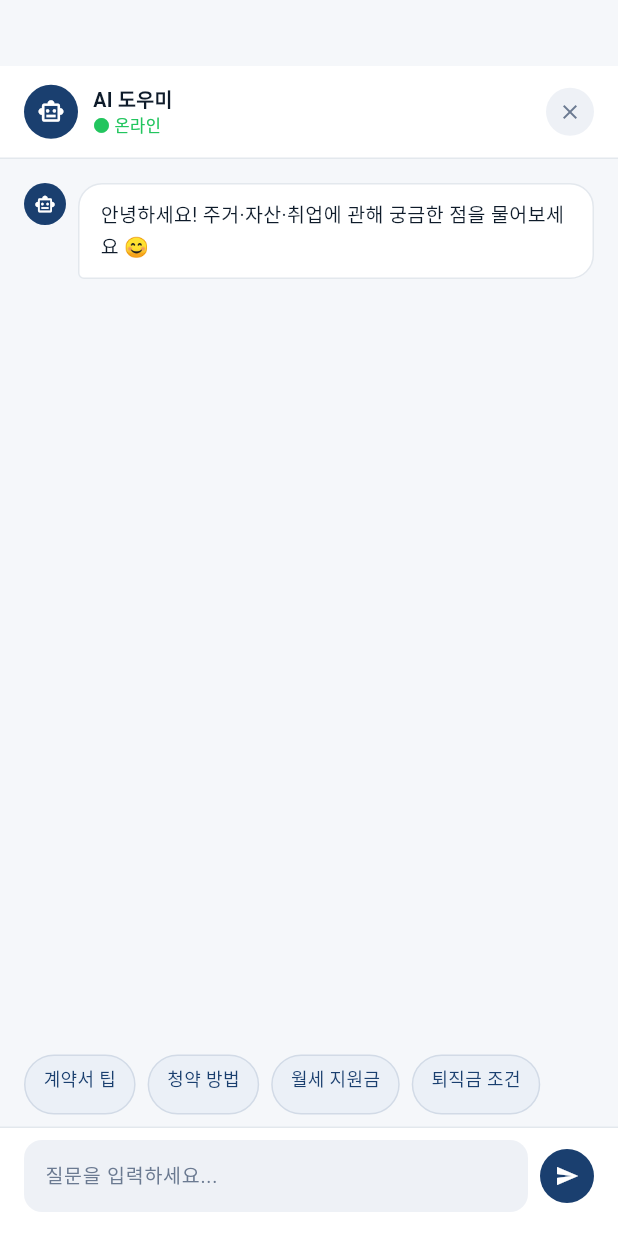
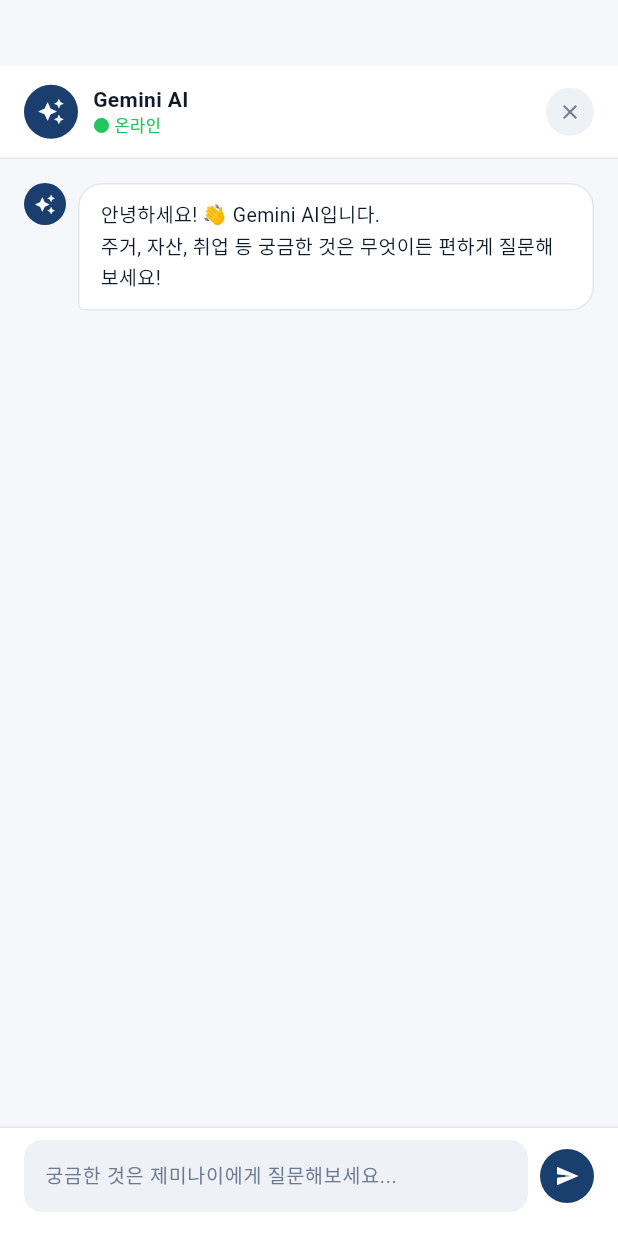
Before and after one commit to 20252185-prog/IT__Competiton, a Flutter app: the ChatbotScreen widget shown alone on an empty page, opened directly with empty values, after a tap on the "send" icon, on a phone screen of 412 x 824 dp. Run offline on Flutter 3.47's test engine with Material 3 defaults, Android fonts, the phone set to English and light mode, and no system bars; our stand-ins replace google_generative_ai; Roboto replaces fonts that are missing (NotoSansKR).

Commit message:
gemini 연동

```diff
--- a/flutterCode/lib/screens/chatbot_screen.dart
+++ b/flutterCode/lib/screens/chatbot_screen.dart
@@ -1,31 +1,104 @@
 import 'package:flutter/material.dart';
+import 'package:google_generative_ai/google_generative_ai.dart';
 import '../constants/colors.dart';
-import '../models/app_data.dart';
 
 class ChatbotScreen extends StatefulWidget {
   final VoidCallback onClose;
   const ChatbotScreen({super.key, required this.onClose});
+
   @override
   State<ChatbotScreen> createState() => _ChatbotScreenState();
 }
 
 class _ChatbotScreenState extends State<ChatbotScreen> {
+  // 🔑 구글 AI Studio 개인 계정 키
+  // 키를 비워서 저장 (Ctrl + S)
+  static const String _apiKey = String.fromEnvironment('GEMINI_API_KEY');
+
+  GenerativeModel? _model;
+  ChatSession? _chatSession;
+  bool _isLoading = false;
+
   final List<Map<String, String>> _messages = [
-    {'from': 'bot', 'text': '안녕하세요! 주거·자산·취업에 관해 궁금한 점을 물어보세요 😊'},
+    {
+      'from': 'bot',
+      'text': '안녕하세요! 👋 Gemini AI입니다.\n주거, 자산, 취업 등 궁금한 것은 무엇이든 편하게 질문해보세요!'
+    },
   ];
+
   final _ctrl = TextEditingController();
   final _scrollCtrl = ScrollController();
-  final quickQuestions = ['계약서 팁', '청약 방법', '월세 지원금', '퇴직금 조건'];
 
-  void _send(String text) {
-    if (text.trim().isEmpty) return;
+  @override
+  void initState() {
+    super.initState();
+    _initGemini();
+  }
+
+  void _initGemini() {
+    // 💡 키가 완전히 비어있을 때만 차단하도록 수정되었습니다!
+    if (_apiKey.isEmpty) {
+      print('⚠️ [Gemini Error] API 키가 비어 있습니다.');
+      return;
+    }
+
+    try {
+      _model = GenerativeModel(
+        model: 'gemini-3-flash-preview', // 최신 권장 모델 (안 될 경우 'gemini-1.5-flash'로 변경)
+        apiKey: _apiKey,
+      );
+      _chatSession = _model!.startChat();
+      print('✅ Gemini AI가 성공적으로 초기화되었습니다!');
+    } catch (e) {
+      print('❌ Gemini 초기화 에러: $e');
+    }
+  }
+
+  Future<void> _send(String text) async {
+    if (text.trim().isEmpty || _isLoading) return;
+
     setState(() {
       _messages.add({'from': 'user', 'text': text});
-      _messages.add({'from': 'bot', 'text': getBotReply(text)});
+      _isLoading = true;
     });
+
     _ctrl.clear();
+    _scrollToBottom();
+
+    try {
+      if (_chatSession != null) {
+        final response = await _chatSession!.sendMessage(Content.text(text));
+        setState(() {
+          _messages.add({'from': 'bot', 'text': response.text ?? '답변을 생성하지 못했습니다.'});
+        });
+      } else {
+        setState(() {
+          _messages.add({'from': 'bot', 'text': 'API 키를 다시 확인해 주세요 (초기화 실패).'});
+        });
+      }
+    } catch (e) {
+      // 💡 터미널에 진짜 원인이 찍히도록 print 추가
+      print('❌ 메세지 전송 실패 원인: $e');
+      setState(() {
+        _messages.add({'from': 'bot', 'text': '네트워크 오류가 발생했거나 API 키가 올바르지 않습니다.\n($e)'});
+      });
+    } finally {
+      setState(() {
+        _isLoading = false;
+      });
+      _scrollToBottom();
+    }
+  }
+
+  void _scrollToBottom() {
     Future.delayed(const Duration(milliseconds: 100), () {
-      _scrollCtrl.animateTo(_scrollCtrl.position.maxScrollExtent, duration: const Duration(milliseconds: 300), curve: Curves.easeOut);
+      if (_scrollCtrl.hasClients) {
+        _scrollCtrl.animateTo(
+          _scrollCtrl.position.maxScrollExtent,
+          duration: const Duration(milliseconds: 300),
+          curve: Curves.easeOut,
+        );
+      }
     });
   }
 
@@ -36,22 +109,28 @@ class _ChatbotScreenState extends State<ChatbotScreen> {
       child: Column(
         children: [
           const SizedBox(height: 44),
+
+          // --- 헤더 (상단) ---
           Container(
             padding: const EdgeInsets.symmetric(horizontal: 16, vertical: 12),
-            decoration: const BoxDecoration(color: kCard, border: Border(bottom: BorderSide(color: kBorder))),
+            decoration: const BoxDecoration(
+              color: kCard,
+              border: Border(bottom: BorderSide(color: kBorder)),
+            ),
             child: Row(
               children: [
                 Container(
-                  width: 36, height: 36,
+                  width: 36,
+                  height: 36,
                   decoration: const BoxDecoration(color: kPrimary, shape: BoxShape.circle),
-                  child: const Icon(Icons.smart_toy_outlined, size: 18, color: Colors.white),
+                  child: const Icon(Icons.auto_awesome, size: 18, color: Colors.white),
                 ),
                 const SizedBox(width: 10),
                 const Expanded(
                   child: Column(
                     crossAxisAlignment: CrossAxisAlignment.start,
                     children: [
-                      Text('AI 도우미', style: TextStyle(fontSize: 13, fontWeight: FontWeight.w600, color: kForeground)),
+                      Text('Gemini AI', style: TextStyle(fontSize: 14, fontWeight: FontWeight.bold, color: kForeground)),
                       Text('● 온라인', style: TextStyle(fontSize: 11, color: Color(0xFF22C55E), fontWeight: FontWeight.w500)),
                     ],
                   ),
@@ -59,14 +138,17 @@ class _ChatbotScreenState extends State<ChatbotScreen> {
                 GestureDetector(
                   onTap: widget.onClose,
                   child: Container(
-                    width: 32, height: 32,
-                    decoration: BoxDecoration(color: kMuted, shape: BoxShape.circle),
+                    width: 32,
+                    height: 32,
+                    decoration: const BoxDecoration(color: kMuted, shape: BoxShape.circle),
                     child: const Icon(Icons.close, size: 16, color: kMutedFg),
                   ),
                 ),
               ],
             ),
           ),
+
+          // --- 대화 내역 목록 ---
           Expanded(
             child: ListView.builder(
               controller: _scrollCtrl,
@@ -83,9 +165,10 @@ class _ChatbotScreenState extends State<ChatbotScreen> {
                     children: [
                       if (!isUser) ...[
                         Container(
-                          width: 28, height: 28,
+                          width: 28,
+                          height: 28,
                           decoration: const BoxDecoration(color: kPrimary, shape: BoxShape.circle),
-                          child: const Icon(Icons.smart_toy_outlined, size: 14, color: Colors.white),
+                          child: const Icon(Icons.auto_awesome, size: 14, color: Colors.white),
                         ),
                         const SizedBox(width: 8),
                       ],
@@ -114,33 +197,14 @@ class _ChatbotScreenState extends State<ChatbotScreen> {
               },
             ),
           ),
-          if (_messages.length <= 3)
-            SizedBox(
-              height: 40,
-              child: ListView(
-                scrollDirection: Axis.horizontal,
-                padding: const EdgeInsets.symmetric(horizontal: 16),
-                children: quickQuestions.map((q) {
-                  return GestureDetector(
-                    onTap: () => _send(q),
-                    child: Container(
-                      margin: const EdgeInsets.only(right: 8),
-                      padding: const EdgeInsets.symmetric(horizontal: 12, vertical: 6),
-                      decoration: BoxDecoration(
-                        color: kSecondary,
-                        borderRadius: BorderRadius.circular(20),
-                        border: Border.all(color: kBorder),
-                      ),
-                      child: Text(q, style: const TextStyle(fontSize: 12, fontWeight: FontWeight.w500, color: kPrimary)),
-                    ),
-                  );
-                }).toList(),
-              ),
-            ),
-          const SizedBox(height: 8),
+
+          // --- 하단 입력창 ---
           Container(
             padding: const EdgeInsets.fromLTRB(16, 8, 16, 16),
-            decoration: const BoxDecoration(color: kCard, border: Border(top: BorderSide(color: kBorder))),
+            decoration: const BoxDecoration(
+              color: kCard,
+              border: Border(top: BorderSide(color: kBorder)),
+            ),
             child: Row(
               children: [
                 Expanded(
@@ -151,7 +215,7 @@ class _ChatbotScreenState extends State<ChatbotScreen> {
                       controller: _ctrl,
                       style: const TextStyle(fontSize: 13, color: kForeground),
                       decoration: const InputDecoration(
-                        hintText: '질문을 입력하세요...',
+                        hintText: '궁금한 것은 제미나이에게 질문해보세요...',
                         hintStyle: TextStyle(fontSize: 13, color: kMutedFg),
                         border: InputBorder.none,
                         contentPadding: EdgeInsets.symmetric(vertical: 10),
@@ -164,9 +228,18 @@ class _ChatbotScreenState extends State<ChatbotScreen> {
                 GestureDetector(
                   onTap: () => _send(_ctrl.text),
                   child: Container(
-                    width: 36, height: 36,
-                    decoration: const BoxDecoration(color: kPrimary, shape: BoxShape.circle),
-                    child: const Icon(Icons.send, size: 16, color: Colors.white),
+                    width: 36,
+                    height: 36,
+                    decoration: BoxDecoration(
+                      color: _isLoading ? kMutedFg : kPrimary,
+                      shape: BoxShape.circle,
+                    ),
+                    child: _isLoading
+                        ? const Padding(
+                            padding: EdgeInsets.all(10.0),
+                            child: CircularProgressIndicator(color: Colors.white, strokeWidth: 2),
+                          )
+                        : const Icon(Icons.send, size: 16, color: Colors.white),
                   ),
                 ),
               ],
--- a/flutterCode/pubspec.yaml
+++ b/flutterCode/pubspec.yaml
@@ -34,6 +34,7 @@ dependencies:
   # The following adds the Cupertino Icons font to your application.
   # Use with the CupertinoIcons class for iOS style icons.
   cupertino_icons: ^1.0.8
+  google_generative_ai: ^0.4.7
 
 dev_dependencies:
   flutter_test:
```
Also changed, not shown: flutterCode/pubspec.lock.
